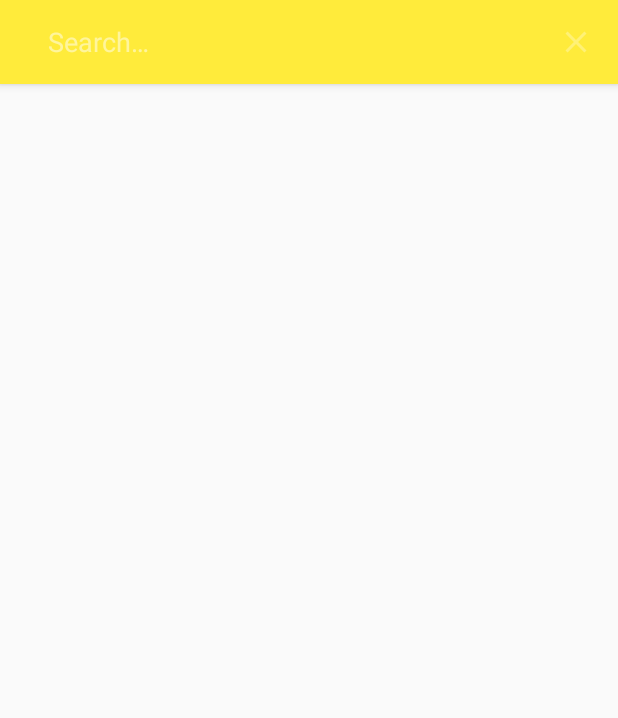
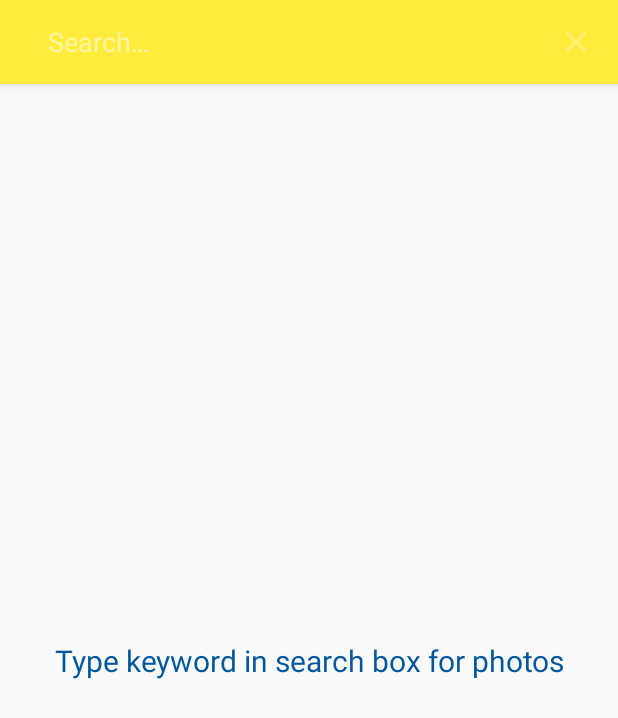
Before and after one commit to Raaowll/Kilo-Pixels, an Android app: the screen it shows after launch (MainActivity), after a tap on "Search", on a phone screen of 412 x 824 dp. Shown: the top 718 px of the screen. Run offline under Robolectric (Android 15) with nearby library versions, the phone set to English and light mode, and no system bars; our stand-ins replace ButterKnife, EventBus, Room's generated code, RxJava, Timber; pictures from the network do not load; 10 statements that could not run were skipped.

Commit message:
Transition issues fixed, view pager pagination added, grid shuffling issues fixed, menu icons added

```diff
--- a/app/src/main/java/com/photos/kilopixels/App.kt
+++ b/app/src/main/java/com/photos/kilopixels/App.kt
@@ -2,6 +2,7 @@ package com.photos.kilopixels
 
 import android.app.Application
 import android.content.Context
+import com.bumptech.glide.request.target.ViewTarget
 import timber.log.Timber
 
 /**
@@ -15,6 +16,8 @@ class App: Application() {
     override fun onCreate() {
         super.onCreate()
 
+        ViewTarget.setTagId(R.id.glide_tag);
+
         if (BuildConfig.DEBUG) {
             Timber.plant(Timber.DebugTree())
         }
--- a/app/src/main/java/com/photos/kilopixels/utils/PaginationScrollListener.kt
+++ b/app/src/main/java/com/photos/kilopixels/utils/PaginationScrollListener.kt
@@ -18,7 +18,7 @@ abstract class PaginationScrollListener(): RecyclerView.OnScrollListener() {
      override fun onScrolled(recyclerView: RecyclerView , dx: Int, dy: Int) {
         super.onScrolled(recyclerView, dx, dy)
 
-         val gridLayoutManager = layoutManager()
+         val gridLayoutManager: GridLayoutManager = layoutManager()
 
          var visibleItemCount = gridLayoutManager.childCount
          var totalItemCount = gridLayoutManager.itemCount
--- a/app/src/main/java/com/photos/kilopixels/view/MainActivity.kt
+++ b/app/src/main/java/com/photos/kilopixels/view/MainActivity.kt
@@ -5,6 +5,7 @@ import android.arch.lifecycle.MutableLiveData
 import android.arch.lifecycle.Observer
 import android.arch.lifecycle.ViewModelProviders
 import android.content.Intent
+import android.graphics.drawable.Drawable
 import android.os.Build
 import android.support.v7.app.AppCompatActivity
 import android.os.Bundle
@@ -32,6 +33,14 @@ import com.photos.kilopixels.view.search.SearchPhotosViewModel
 import org.greenrobot.eventbus.EventBus
 import org.greenrobot.eventbus.Subscribe
 import org.greenrobot.eventbus.ThreadMode
+import timber.log.Timber
+import android.support.v7.view.menu.MenuBuilder
+import android.text.Spannable
+import android.text.SpannableString
+import android.text.style.ImageSpan
+import kotlinx.android.synthetic.main.activity_main.*
+import java.lang.reflect.Method
+
 
 class MainActivity : AppCompatActivity(), LifecycleOwner, GridItemClickListener {
 
@@ -107,9 +116,9 @@ class MainActivity : AppCompatActivity(), LifecycleOwner, GridItemClickListener
 
         adapter = SearchPhotosRecyclerAdapter(photoDetail = ArrayList<PhotoDetail>(), context = this, gridItemClickListener = this)
 
+        searchPhotosViewModel.getLiveData().observe(this, Observer { t -> updateData(t as ArrayList<PhotoDetail>) })
+
         searchPhotosViewModel.getLiveData().observe(this, Observer { t -> adapter.updateDataList(t as List<PhotoDetail>) })
-
-        searchPhotosViewModel.getLiveData().observe(this, Observer { t -> updateData(t as ArrayList<PhotoDetail>) })
 
         initRecyclerView()
 
@@ -118,6 +127,10 @@ class MainActivity : AppCompatActivity(), LifecycleOwner, GridItemClickListener
 
     override fun onCreateOptionsMenu(menu: Menu): Boolean {
         menuInflater.inflate(R.menu.search_fragment_menu, menu)
+
+        menu.add(0, R.string.action_grid_span_1, 1, menuIconWithText(getResources().getDrawable(R.drawable.single_column), "Comfortable View"))
+        menu.add(0, R.string.action_grid_span_2, 2, menuIconWithText(getResources().getDrawable(R.drawable.double_column), "2 * 2"))
+        menu.add(0, R.string.action_grid_span_3, 3, menuIconWithText(getResources().getDrawable(R.drawable.triple_column), "3 * 3"))
 
         searchView = menu?.findItem(R.id.action_search)?.actionView as SearchView
         searchView!!.maxWidth = Integer.MAX_VALUE
@@ -130,9 +143,9 @@ class MainActivity : AppCompatActivity(), LifecycleOwner, GridItemClickListener
 
                 searchPhotosViewModel.getPhotos(query, currentPage.toString())
 
-                /*searchView!!.setQuery("", false)
+                //searchView!!.setQuery("", false)
                 searchView!!.clearFocus()
-                searchView!!.isIconified = true*/
+                //searchView!!.isIconified = true
 
                 return false
             }
@@ -144,9 +157,17 @@ class MainActivity : AppCompatActivity(), LifecycleOwner, GridItemClickListener
         return true
     }
 
+    private fun menuIconWithText(r: Drawable, title: String): CharSequence {
+        r.setBounds(0, 0, r.intrinsicWidth, r.intrinsicHeight);
+        val sb = SpannableString("    " + title);
+        val imageSpan = ImageSpan(r, ImageSpan.ALIGN_BOTTOM);
+        sb.setSpan(imageSpan, 0, 1, Spannable.SPAN_EXCLUSIVE_EXCLUSIVE);
+        return sb;
+    }
+
     private fun resetData() {
         recyclerView.visibility = View.VISIBLE
-        //infoTv.visibility = View.GONE
+        infoTv.visibility = View.GONE
         adapter.photosList.clear()
         adapter.notifyDataSetChanged()
         currentPage = PAGE_START
@@ -161,15 +182,15 @@ class MainActivity : AppCompatActivity(), LifecycleOwner, GridItemClickListener
 
         return if (id == R.id.action_search) {
             true
-        } else if (id == R.id.action_grid_span_1) {
+        } else if (id == R.string.action_grid_span_1) {
             layoutManager = setLayoutManager(1)
             //adapter.notifyDataSetChanged()
             true
-        } else if (id == R.id.action_grid_span_2) {
+        } else if (id == R.string.action_grid_span_2) {
             layoutManager = setLayoutManager(2)
             //adapter.notifyDataSetChanged()
             true
-        } else if (id == R.id.action_grid_span_3) {
+        } else if (id == R.string.action_grid_span_3) {
             layoutManager = setLayoutManager(3)
             //adapter.notifyDataSetChanged()
             true
@@ -192,13 +213,13 @@ class MainActivity : AppCompatActivity(), LifecycleOwner, GridItemClickListener
 
     override fun onResume() {
         super.onResume()
-        /*if (adapter != null && adapter.photosList != null && !adapter.photosList.isEmpty()) {
+        if (adapter != null && adapter.photosList != null && !adapter.photosList.isEmpty()) {
             recyclerView.visibility = View.VISIBLE
             infoTv.visibility = View.GONE
         } else {
             recyclerView.visibility = View.GONE
             infoTv.visibility = View.VISIBLE
-        }*/
+        }
     }
 
     private fun initRecyclerView() {
@@ -238,6 +259,7 @@ class MainActivity : AppCompatActivity(), LifecycleOwner, GridItemClickListener
             }
 
             override fun isLoading(): Boolean {
+                Timber.d("Is Loading: $isLoading")
                 return isLoading
             }
 
@@ -251,6 +273,7 @@ class MainActivity : AppCompatActivity(), LifecycleOwner, GridItemClickListener
         //val layoutManager = StaggeredGridLayoutManager(spanCount, StaggeredGridLayoutManager.VERTICAL)
         //layoutManager.gapStrategy = StaggeredGridLayoutManager.GAP_HANDLING_NONE
         recyclerView.layoutManager = layoutManager
+        isLoading = false
         return layoutManager
     }
 
@@ -284,6 +307,7 @@ class MainActivity : AppCompatActivity(), LifecycleOwner, GridItemClickListener
             val p1 = android.support.v4.util.Pair.create(view, ViewCompat.getTransitionName(view))
             bundle = ActivityOptionsCompat.makeSceneTransitionAnimation(this, p1).toBundle()
         }
+
         startActivity(intent, bundle)
     }
 
@@ -293,7 +317,7 @@ class MainActivity : AppCompatActivity(), LifecycleOwner, GridItemClickListener
         reenterState?.let {
             val startingPosition = it.getInt(EXTRA_STARTING_ALBUM_POSITION)
             val currentPosition = it.getInt(EXTRA_CURRENT_ALBUM_POSITION)
-            if (startingPosition != currentPosition) recyclerView.scrollToPosition(currentPosition)
+            if (startingPosition != currentPosition) recyclerView.smoothScrollToPosition(currentPosition)
             ActivityCompat.postponeEnterTransition(this)
 
             recyclerView.viewTreeObserver.addOnPreDrawListener(object : ViewTreeObserver.OnPreDrawListener {
--- a/app/src/main/java/com/photos/kilopixels/view/ViewModelFactory.kt
+++ b/app/src/main/java/com/photos/kilopixels/view/ViewModelFactory.kt
@@ -12,8 +12,27 @@ class ViewModelFactory(): ViewModelProvider.Factory {
 
     override fun <T : ViewModel?> create(modelClass: Class<T>): T {
         if (modelClass.isAssignableFrom(SearchPhotosViewModel::class.java)) {
-            return SearchPhotosViewModel() as T
+            val key = "SearchPhotosViewModel"
+
+            return if(hashMapViewModel.containsKey(key)){
+                getViewModel(key) as T
+            } else {
+                addViewModel(key, SearchPhotosViewModel())
+                getViewModel(key) as T
+            }
         }
+
         throw IllegalArgumentException("Unknown ViewModel class")
     }
+
+    companion object {
+        private val hashMapViewModel = HashMap<String, ViewModel>()
+        fun addViewModel(key: String, viewModel: ViewModel){
+            hashMapViewModel[key] = viewModel
+        }
+
+        fun getViewModel(key: String): ViewModel? {
+            return hashMapViewModel[key]
+        }
+    }
 }
--- a/app/src/main/java/com/photos/kilopixels/view/detail/ImagePagerAdapter.kt
+++ b/app/src/main/java/com/photos/kilopixels/view/detail/ImagePagerAdapter.kt
@@ -51,8 +51,7 @@ class ImagePagerAdapter (private val context: Context, private val items: List<P
         views.put(position, imageView)
 
         Picasso.with(collection.context)
-                .load(Utility.getUrl(item))
-                .noFade()
+                .load(Utility.getUrlFullImage(item))
                 .into(imageView, object : Callback {
                     override fun onSuccess() {
                         if (position == currentPos) {
--- a/app/src/main/java/com/photos/kilopixels/view/search/SearchPhotosFragment.kt
+++ b/app/src/main/java/com/photos/kilopixels/view/search/SearchPhotosFragment.kt
@@ -170,7 +170,7 @@ class SearchPhotosFragment : Fragment(), LifecycleOwner /*GridItemClickListener*
 
         return if (id == R.id.action_search) {
             true
-        } else if (id == R.id.action_grid_span_1) {
+        } /*else if (id == R.id.action_grid_span_1) {
             layoutManager = setLayoutManager(1)
             //adapter.notifyDataSetChanged()
             true
@@ -182,7 +182,7 @@ class SearchPhotosFragment : Fragment(), LifecycleOwner /*GridItemClickListener*
             layoutManager = setLayoutManager(3)
             //adapter.notifyDataSetChanged()
             true
-        } else super.onOptionsItemSelected(item)
+        }*/ else super.onOptionsItemSelected(item)
     }
 
     private fun whiteNotificationBar(view: View) {
--- a/app/src/main/res/layout/activity_main.xml
+++ b/app/src/main/res/layout/activity_main.xml
@@ -9,6 +9,21 @@
     android:animateLayoutChanges="true"
     tools:context="com.photos.kilopixels.view.MainActivity">
 
+    <TextView
+        android:id="@+id/infoTv"
+        android:layout_width="match_parent"
+        android:layout_height="wrap_content"
+        android:textSize="20sp"
+        android:textColor="@color/colorAccent"
+        android:text="Type keyword in search box for photos"
+        android:gravity="center"
+        app:layout_constraintBottom_toBottomOf="parent"
+        app:layout_constraintEnd_toEndOf="parent"
+        app:layout_constraintHorizontal_bias="0.5"
+        app:layout_constraintStart_toStartOf="parent"
+        android:visibility="visible"
+        app:layout_constraintTop_toTopOf="parent" />
+
     <android.support.v7.widget.RecyclerView
         android:id="@+id/recyclerView"
         android:layout_width="match_parent"
--- a/app/src/main/res/menu/search_fragment_menu.xml
+++ b/app/src/main/res/menu/search_fragment_menu.xml
@@ -10,19 +10,22 @@
         android:title="Action"
         app:showAsAction="always"
         app:actionViewClass="android.support.v7.widget.SearchView" />
-    <item
+    <!--<item
         android:id="@+id/action_grid_span_1"
         android:orderInCategory="100"
         android:title="Layout 1 * 1"
+        android:icon="@drawable/single_column"
         app:showAsAction="never"/>
     <item
         android:id="@+id/action_grid_span_2"
         android:orderInCategory="100"
         android:title="Layout 2 * 2"
+        android:icon="@drawable/double_column"
         app:showAsAction="never"/>
     <item
         android:id="@+id/action_grid_span_3"
         android:orderInCategory="100"
         android:title="Layout 3 * 3"
-        app:showAsAction="never"/>
+        android:icon="@drawable/triple_column"
+        app:showAsAction="never"/>-->
 </menu>
--- a/app/src/main/res/values/dimens.xml
+++ b/app/src/main/res/values/dimens.xml
@@ -4,4 +4,5 @@
     <dimen name="activity_vertical_margin">16dp</dimen>
     <dimen name="text_margin">16dp</dimen>
     <dimen name="grid_spacing3dp">3dp</dimen>
+    <dimen name="image_height">250dp</dimen>
 </resources>
--- a/app/src/main/res/values/strings.xml
+++ b/app/src/main/res/values/strings.xml
@@ -1,3 +1,7 @@
 <resources>
     <string name="app_name">KiloPixels</string>
+
+    <string name="action_grid_span_1">action_grid_span_1</string>
+    <string name="action_grid_span_2">action_grid_span_2</string>
+    <string name="action_grid_span_3">action_grid_span_3</string>
 </resources>
--- a/app/src/main/res/values/styles.xml
+++ b/app/src/main/res/values/styles.xml
@@ -10,4 +10,6 @@
         <item name="android:windowContentTransitions">true</item>
     </style>
 
+    <item type="id" name="glide_tag" />
+
 </resources>
```
Also changed, not shown: app/src/main/java/com/photos/kilopixels/utils/Utility.kt (+9 -3 lines), app/src/main/java/com/photos/kilopixels/view/detail/PhotoDetailActivity.kt (+5 -3 lines), app/src/main/java/com/photos/kilopixels/view/search/SearchPhotosRecyclerAdapter.kt (+23 -5 lines), app/src/main/res/drawable/double_column.png (added), app/src/main/res/drawable/single_column.png (added), app/src/main/res/drawable/triple_column.png (added).
